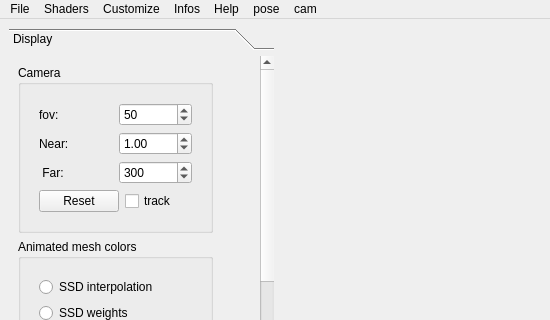
The window that include/qt_gui/SKIN/main_window_skin.ui (zewt/maya-implicit-skinning) describes before a commit, drawn with Qt 5; both pictures show x 0 to 550 and y 0 to 320 of the 550 by 722 pixel window.
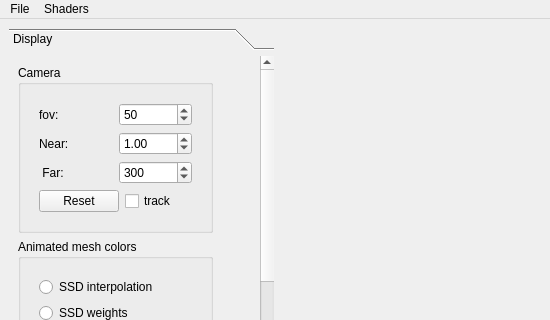
The same window after the commit.

```diff
--- a/include/qt_gui/SKIN/main_window_skin.ui
+++ b/include/qt_gui/SKIN/main_window_skin.ui
@@ -2553,56 +2553,14 @@
     <addaction name="separator"/>
     <addaction name="actionExit"/>
    </widget>
-   <widget class="QMenu" name="menuHelp">
-    <property name="title">
-     <string>Help</string>
-    </property>
-    <addaction name="actionShortcuts"/>
-    <addaction name="actionAbout"/>
-   </widget>
-   <widget class="QMenu" name="menuCustomize">
-    <property name="title">
-     <string>Customize</string>
-    </property>
-    <addaction name="actionColors"/>
-    <addaction name="actionMesh_materials"/>
-    <addaction name="actionSettings"/>
-   </widget>
    <widget class="QMenu" name="menuShaders">
     <property name="title">
      <string>Shaders</string>
     </property>
     <addaction name="actionReloadShaders"/>
    </widget>
-   <widget class="QMenu" name="menuInfos">
-    <property name="title">
-     <string>Infos</string>
-    </property>
-    <addaction name="actionMesh"/>
-    <addaction name="actionSkeleton"/>
-    <addaction name="actionResource_usage"/>
-   </widget>
-   <widget class="QMenu" name="menuPose">
-    <property name="title">
-     <string>pose</string>
-    </property>
-    <addaction name="actionSave"/>
-    <addaction name="actionLoad"/>
-   </widget>
-   <widget class="QMenu" name="menuCam">
-    <property name="title">
-     <string>cam</string>
-    </property>
-    <addaction name="actionLoad_2"/>
-    <addaction name="actionSave_2"/>
-   </widget>
    <addaction name="menuFile"/>
    <addaction name="menuShaders"/>
-   <addaction name="menuCustomize"/>
-   <addaction name="menuInfos"/>
-   <addaction name="menuHelp"/>
-   <addaction name="menuPose"/>
-   <addaction name="menuCam"/>
   </widget>
   <widget class="QStatusBar" name="statusbar"/>
   <action name="actionLoad_mesh">
```
Left out of the diff: 59 changed lines with no effect on the pictures.
